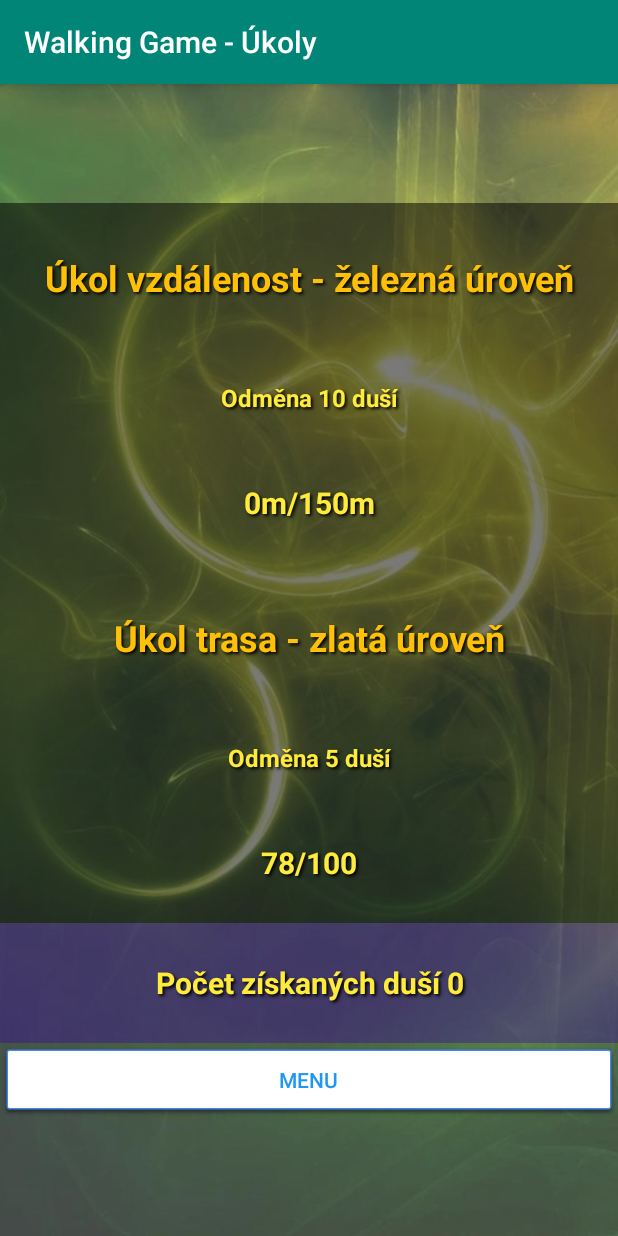
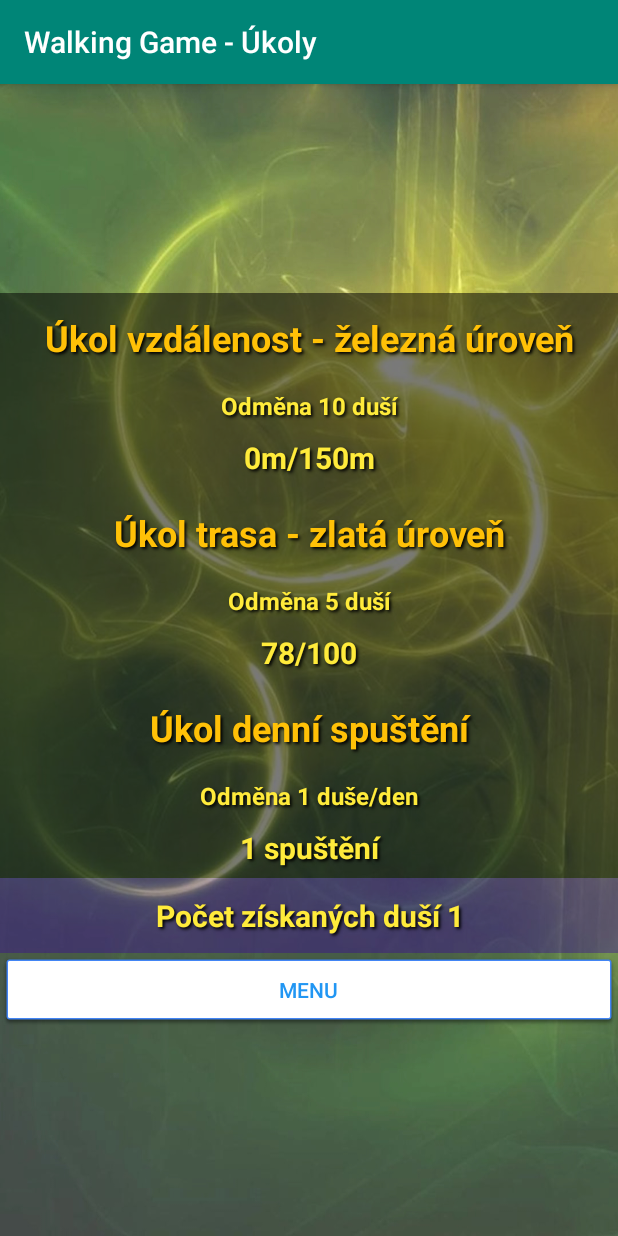
Before and after one commit to vitekma1/MyMobileGame, an Android app: the Menu screen opened directly, with no data from a screen before it, after a tap on "ÚKOLY", on a phone screen of 412 x 824 dp. Run offline under Robolectric (Android 15) with nearby library versions, the phone set to English and light mode, and no system bars.

Commit message:
Daily login quest + reward

```diff
--- a/app/src/main/java/com/example/myapplication/Menu.java
+++ b/app/src/main/java/com/example/myapplication/Menu.java
@@ -1,17 +1,29 @@
 package com.example.myapplication;
 
 import android.content.Intent;
+import android.content.SharedPreferences;
 import android.os.Bundle;
 import android.view.View;
 import android.widget.Button;
 
 import androidx.appcompat.app.AppCompatActivity;
 
+import java.util.Calendar;
+import java.util.Date;
+
+import static com.example.myapplication.Storage.PREFS_NAME;
+
 public class Menu extends AppCompatActivity {
+    private int loginCount=0;
+    private int lastLoginDate;
     @Override
     protected void onCreate(Bundle savedInstanceState) {
         super.onCreate(savedInstanceState);
         setContentView(R.layout.activity_menu);
+        SharedPreferences settings = getSharedPreferences(PREFS_NAME,0);
+        lastLoginDate = settings.getInt("lastLoginDate",lastLoginDate);
+        loginCount = settings.getInt("loginCount",loginCount);
+        getCountOFEntrances();
         Button btn_storage = (Button)findViewById(R.id.btn_storage);
 
         btn_storage.setOnClickListener(new View.OnClickListener() {
@@ -49,7 +61,7 @@ public class Menu extends AppCompatActivity {
         btn_map.setOnClickListener(new View.OnClickListener() {
             @Override
             public void onClick(View v) {
-                startActivity(new Intent(Menu.this, MainActivity.class));
+                startActivity(new Intent(Menu.this, MapsActivity.class));
             }
         });
         Button btn_pedo = (Button)findViewById(R.id.btn_pedo);
@@ -70,4 +82,24 @@ public class Menu extends AppCompatActivity {
         });
     }
 
+    public void getCountOFEntrances(){
+        Date day = new Date();
+        Calendar calendar = Calendar.getInstance();
+        calendar.setTime(day);
+        SharedPreferences settings = getSharedPreferences(PREFS_NAME,0);
+        lastLoginDate = settings.getInt("lastLoginDate",lastLoginDate);
+        if(calendar.get(Calendar.DAY_OF_MONTH)==lastLoginDate) {
+
+        }else{
+            SharedPreferences.Editor editor = settings.edit();
+            lastLoginDate = calendar.get(Calendar.DAY_OF_MONTH);
+            loginCount++;
+            editor.putInt("loginCount",loginCount);
+            editor.putInt("lastLoginDate",lastLoginDate);
+
+            editor.commit();
+            System.out.println(lastLoginDate);
+            System.out.println(calendar.get(Calendar.DAY_OF_MONTH));
+        }
+    }
 }
--- a/app/src/main/java/com/example/myapplication/Quests.java
+++ b/app/src/main/java/com/example/myapplication/Quests.java
@@ -12,8 +12,9 @@ import androidx.appcompat.app.AppCompatActivity;
 public class Quests extends AppCompatActivity {
     public static final String PREFS_NAME = "MyPrefsFile";
     private int numStepsTotal,totalMetersInt,food;
-    TextView quest1,quest1text,quest2,quest2text,souls;
+    TextView quest1,quest1text,quest2,quest2text,quest3,quest3text,souls;
     private int vyska_btn = 2;
+    private int loginCount=0;
     private String totalMeters;
     @Override
     protected void onCreate(Bundle savedInstanceState) {
@@ -21,6 +22,7 @@ public class Quests extends AppCompatActivity {
         setContentView(R.layout.activity_quests);
         SharedPreferences settings = getSharedPreferences(PREFS_NAME,0);
         numStepsTotal = settings.getInt("numStepsTotal",numStepsTotal);
+        loginCount = settings.getInt("loginCount",loginCount);
         vyska_btn = settings.getInt("vyska_btn",vyska_btn);
         SharedPreferences.Editor editor = settings.edit();
         editor.putInt("numStepsTotal",numStepsTotal);
@@ -39,25 +41,28 @@ public class Quests extends AppCompatActivity {
             totalMetersInt=(int)(numStepsTotal*0.662);
             totalMeters = String.valueOf(totalMetersInt);
         }
+        food=0;
         if(totalMetersInt>150){
-            food++;}
+            food=food+10;}
         if(totalMetersInt>500){
-            food++;}
+            food=food+10;}
         if(totalMetersInt>1000){
-            food++;}
+            food=food+10;}
         if(totalMetersInt>10000){
-            food++;}
+            food=food+10;}
         if(totalMetersInt>100000){
-            food++;}
+            food=food+10;}
         if(totalMetersInt>1000000){
-            food++;
-        }
+            food=food+10;}
+
         quest1text = (TextView) findViewById(R.id.quest1text);
         quest1 = (TextView) findViewById(R.id.quest1);
         quest2text = (TextView) findViewById(R.id.quest2text);
         quest2 = (TextView) findViewById(R.id.quest2);
+        quest3text = (TextView) findViewById(R.id.quest3text);
+        quest3 = (TextView) findViewById(R.id.quest3);
         souls = (TextView) findViewById(R.id.souls);
-        souls.setText("Počet získaných duší "+food*10);
+
         quest1text.setText("Úkol vzdálenost - železná úroveň");
         quest1.setText(totalMeters+"m/150m");
         if(totalMetersInt>150){
@@ -102,7 +107,10 @@ public class Quests extends AppCompatActivity {
 */
         quest2text.setText("Úkol trasa - zlatá úroveň");
         quest2.setText("78/100");
-
+        quest3text.setText("Úkol denní spuštění");
+        quest3.setText(loginCount+" spuštění");
+        food=food+loginCount;
+        souls.setText("Počet získaných duší "+food);
         Button btn_menu = (Button)findViewById(R.id.btn_menu);
 
         btn_menu.setOnClickListener(new View.OnClickListener() {
--- a/app/src/main/res/layout/activity_quests.xml
+++ b/app/src/main/res/layout/activity_quests.xml
@@ -9,7 +9,7 @@
     <TextView
         android:id="@+id/quest1text"
         android:layout_width="match_parent"
-        android:layout_height="100dp"
+        android:layout_height="60dp"
         android:background="#85000000"
         android:gravity="center"
         android:shadowColor="#000000"
@@ -23,7 +23,7 @@
     <TextView
         android:id="@+id/quest1reward"
         android:layout_width="match_parent"
-        android:layout_height="60dp"
+        android:layout_height="30dp"
         android:background="#85000000"
         android:gravity="center"
         android:shadowColor="#000000"
@@ -39,7 +39,7 @@
     <TextView
         android:id="@+id/quest1"
         android:layout_width="match_parent"
-        android:layout_height="80dp"
+        android:layout_height="40dp"
         android:background="#85000000"
         android:gravity="center"
         android:shadowColor="#000000"
@@ -53,7 +53,7 @@
     <TextView
         android:id="@+id/quest2text"
         android:layout_width="match_parent"
-        android:layout_height="100dp"
+        android:layout_height="60dp"
         android:background="#85000000"
         android:gravity="center"
         android:shadowColor="#000000"
@@ -67,7 +67,7 @@
     <TextView
         android:id="@+id/quest2reward"
         android:layout_width="match_parent"
-        android:layout_height="60dp"
+        android:layout_height="30dp"
         android:background="#85000000"
         android:gravity="center"
         android:shadowColor="#000000"
@@ -82,7 +82,50 @@
     <TextView
         android:id="@+id/quest2"
         android:layout_width="match_parent"
-        android:layout_height="80dp"
+        android:layout_height="40dp"
+        android:background="#85000000"
+        android:gravity="center"
+        android:shadowColor="#000000"
+        android:shadowDx="2"
+        android:shadowDy="2"
+        android:shadowRadius="2"
+        android:textColor="#FFEB3B"
+        android:textSize="20sp"
+        android:textStyle="bold" />
+
+    <TextView
+        android:id="@+id/quest3text"
+        android:layout_width="match_parent"
+        android:layout_height="60dp"
+        android:background="#85000000"
+        android:gravity="center"
+        android:shadowColor="#000000"
+        android:shadowDx="2"
+        android:shadowDy="2"
+        android:shadowRadius="2"
+        android:textColor="#FFC107"
+        android:textSize="24sp"
+        android:textStyle="bold" />
+
+    <TextView
+        android:id="@+id/quest3reward"
+        android:layout_width="match_parent"
+        android:layout_height="30dp"
+        android:background="#85000000"
+        android:gravity="center"
+        android:shadowColor="#000000"
+        android:shadowDx="2"
+        android:shadowDy="2"
+        android:shadowRadius="2"
+        android:textColor="#FFEB3B"
+        android:textSize="16sp"
+        android:textStyle="bold"
+        android:text="Odměna 1 duše/den"/>
+
+    <TextView
+        android:id="@+id/quest3"
+        android:layout_width="match_parent"
+        android:layout_height="40dp"
         android:background="#85000000"
         android:gravity="center"
         android:shadowColor="#000000"
@@ -96,7 +139,7 @@
     <TextView
         android:id="@+id/souls"
         android:layout_width="match_parent"
-        android:layout_height="80dp"
+        android:layout_height="50dp"
         android:background="#6138009B"
         android:gravity="center"
         android:shadowColor="#000000"
```
Also changed, not shown: app/src/main/java/com/example/myapplication/Buddy.java (+21 -20 lines).
